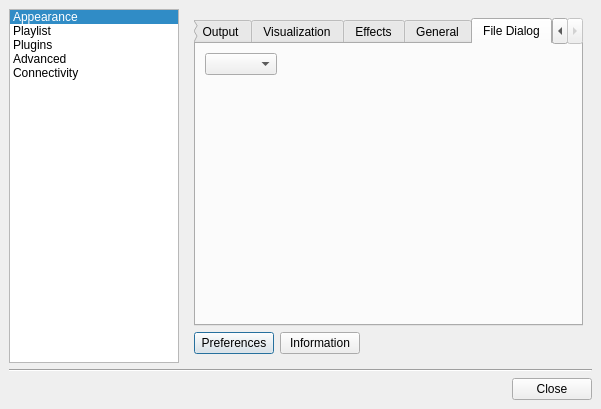
Above: src/ui/forms/configdialog.ui from ksv1986/qmmp-staging before the change. Below: the same form after it.
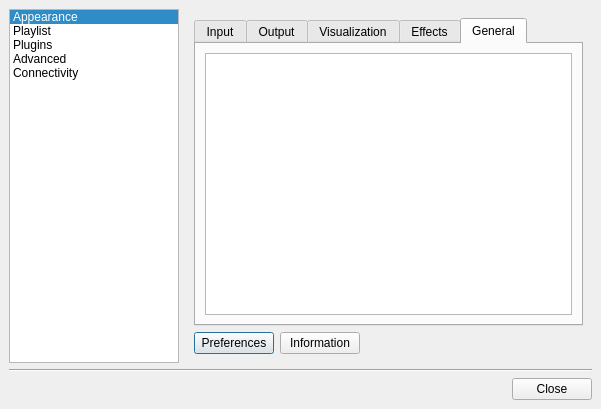
That is the form after the change. The open tabs and pages were chosen to show the change. Icons and pictures are not drawn.

Commit message: some settings dialog changes

The edit to the form file:
```diff
--- a/src/ui/forms/configdialog.ui
+++ b/src/ui/forms/configdialog.ui
@@ -586,76 +586,6 @@
              </item>
             </layout>
            </widget>
-           <widget class="QWidget" name="fileDialogTab" >
-            <attribute name="title" >
-             <string>File Dialog</string>
-            </attribute>
-            <layout class="QVBoxLayout" >
-             <property name="spacing" >
-              <number>6</number>
-             </property>
-             <property name="leftMargin" >
-              <number>9</number>
-             </property>
-             <property name="topMargin" >
-              <number>9</number>
-             </property>
-             <property name="rightMargin" >
-              <number>9</number>
-             </property>
-             <property name="bottomMargin" >
-              <number>9</number>
-             </property>
-             <item>
-              <layout class="QHBoxLayout" >
-               <property name="spacing" >
-                <number>6</number>
-               </property>
-               <property name="leftMargin" >
-                <number>0</number>
-               </property>
-               <property name="topMargin" >
-                <number>0</number>
-               </property>
-               <property name="rightMargin" >
-                <number>0</number>
-               </property>
-               <property name="bottomMargin" >
-                <number>0</number>
-               </property>
-               <item>
-                <widget class="QComboBox" name="fileDialogComboBox" />
-               </item>
-               <item>
-                <spacer>
-                 <property name="orientation" >
-                  <enum>Qt::Horizontal</enum>
-                 </property>
-                 <property name="sizeHint" >
-                  <size>
-                   <width>40</width>
-                   <height>20</height>
-                  </size>
-                 </property>
-                </spacer>
-               </item>
-              </layout>
-             </item>
-             <item>
-              <spacer>
-               <property name="orientation" >
-                <enum>Qt::Vertical</enum>
-               </property>
-               <property name="sizeHint" >
-                <size>
-                 <width>20</width>
-                 <height>40</height>
-                </size>
-               </property>
-              </spacer>
-             </item>
-            </layout>
-           </widget>
           </widget>
          </item>
         </layout>
@@ -701,6 +631,38 @@
            </layout>
           </widget>
          </item>
+         <item>
+          <widget class="QGroupBox" name="groupBox_4" >
+           <property name="title" >
+            <string>File Dialog</string>
+           </property>
+           <layout class="QHBoxLayout" >
+            <item>
+             <widget class="QComboBox" name="fileDialogComboBox" />
+            </item>
+            <item>
+             <widget class="QPushButton" name="fdSettingsButton" >
+              <property name="text" >
+               <string>Settings</string>
+              </property>
+             </widget>
+            </item>
+            <item>
+             <spacer>
+              <property name="orientation" >
+               <enum>Qt::Horizontal</enum>
+              </property>
+              <property name="sizeHint" >
+               <size>
+                <width>40</width>
+                <height>20</height>
+               </size>
+              </property>
+             </spacer>
+            </item>
+           </layout>
+          </widget>
+         </item>
          <item>
           <spacer>
            <property name="orientation" >
```
Left out of the diff: 4 changed lines with no effect on the pictures. The commit also changes 16 other files.
